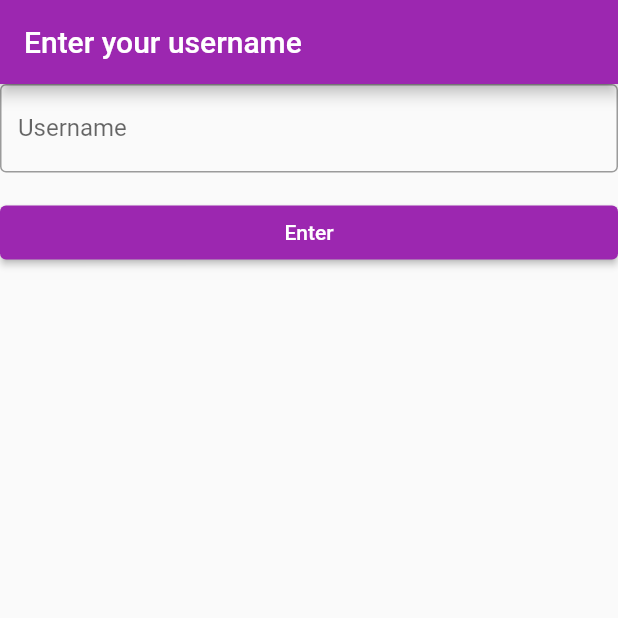
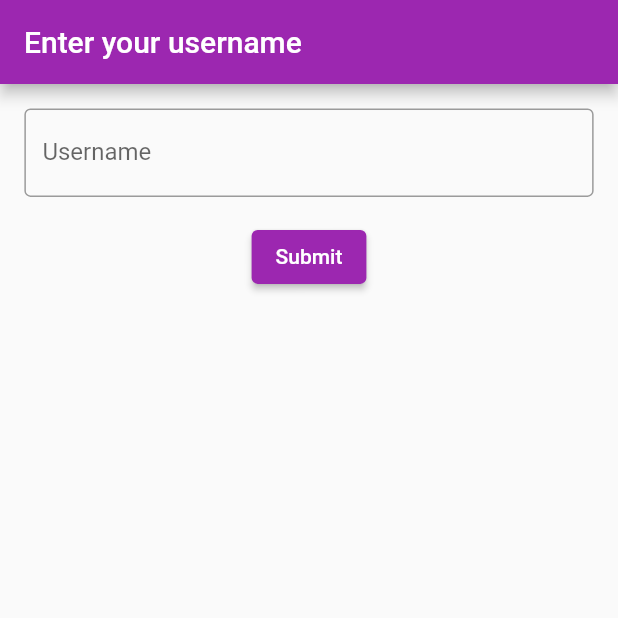
Before and after one commit to HoussamCzn/LittleWords, a Flutter app: the screen it shows after launch, on a phone screen of 412 x 824 dp, the top half of it. Run offline on Flutter 3.47's test engine with Material 2 defaults, Android fonts, the phone set to English and light mode, and no system bars; our stand-ins replace flutter_map, geocoding, latlong2, sqflite_common_ffi; missing offline and left inert: cv, flutter_phone_direct_caller, tekartik_app_flutter_sqflite, tekartik_app_platform, tekartik_common_utils; accounts and stored records are empty.

Commit message:
Login page
Padding du bouton et la box de texte

```diff
--- a/lib/page/login_page.dart
+++ b/lib/page/login_page.dart
@@ -24,8 +24,9 @@ class _UsernameInputState extends State<UsernameInput> {
       appBar: AppBar(
         title: Text('Enter your username'),
       ),
-        body: Column(
-      crossAxisAlignment: CrossAxisAlignment.stretch,
+        body: Padding(
+          padding: const EdgeInsets.all(16.25),child: Column(
+
       children: <Widget>[
         TextField(
           controller: _usernameController,
@@ -38,10 +39,10 @@ class _UsernameInputState extends State<UsernameInput> {
         SizedBox(height: 16),
         ElevatedButton(
           onPressed: _submitUsername,
-          child: Text('Enter'),
+          child: Text('Submit'),
         ),
       ],
-    ));
+    )));
   }
 
   void _submitUsername() {
```
